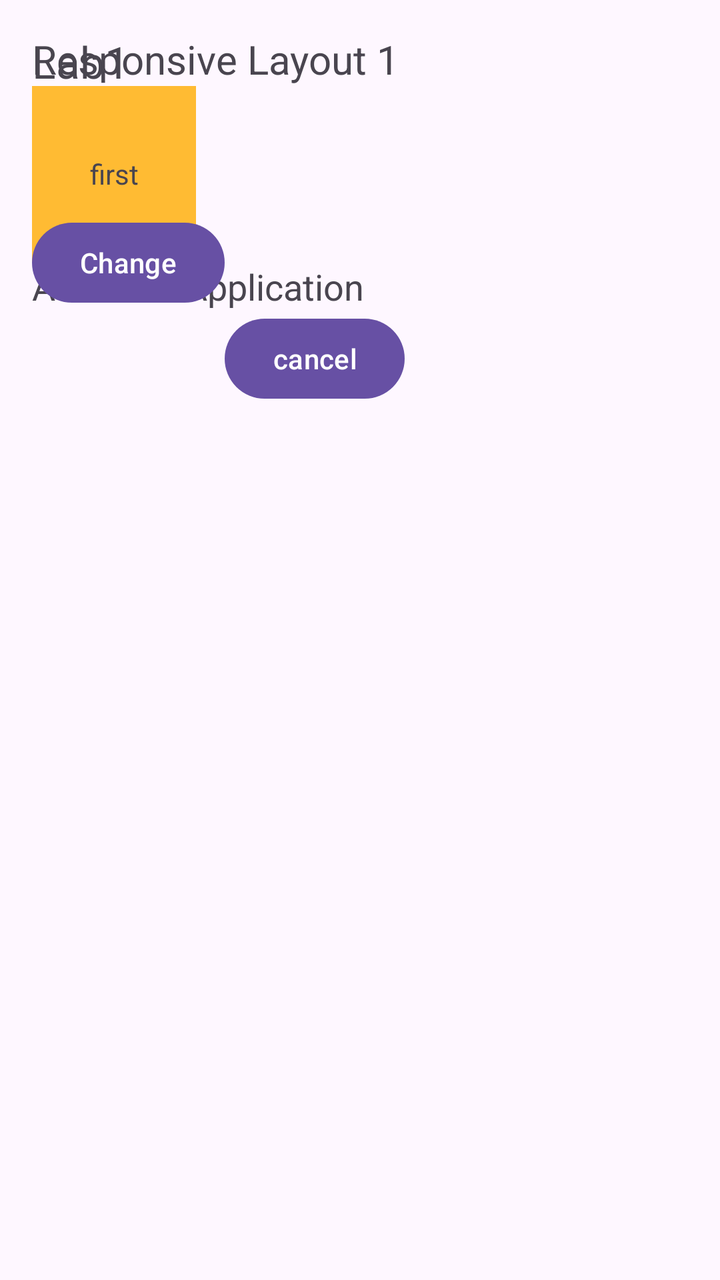
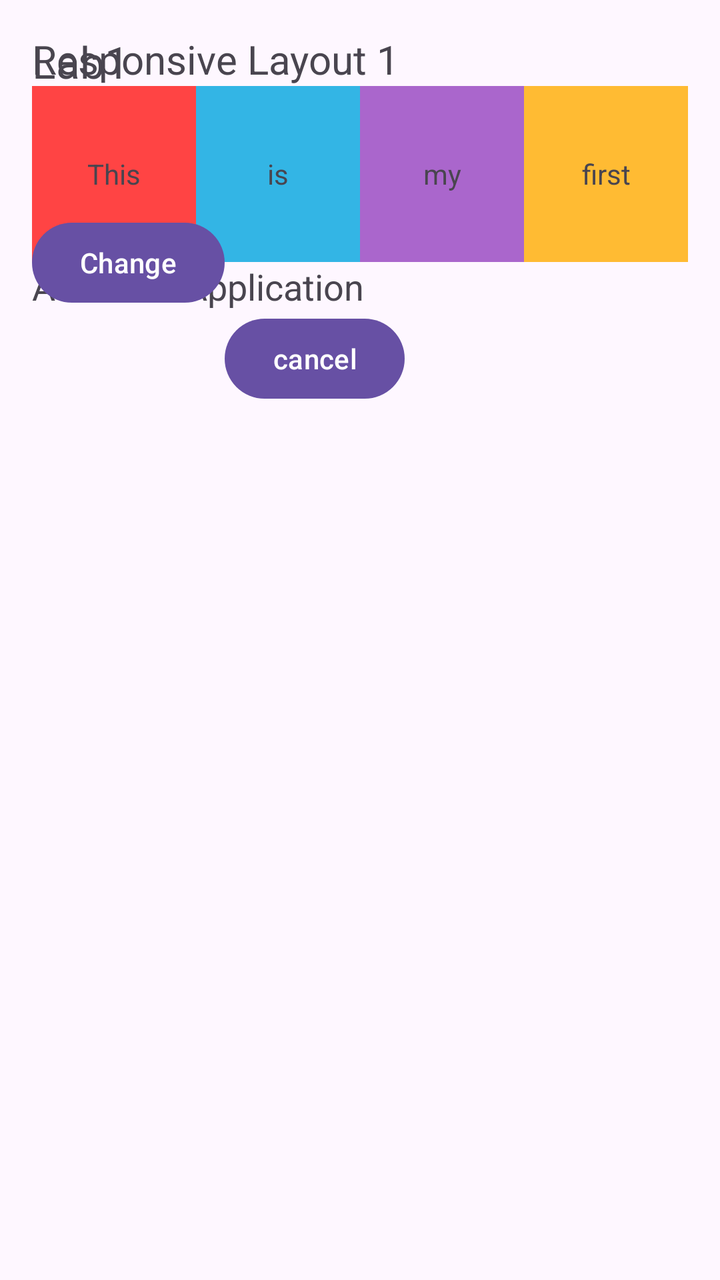

Before-and-after screenshots of an Android layout around one commit, followed by the original layout XML and the change that was made.
<!-- AndroidManifest.xml: application theme Theme.Part2 -->
<!-- res/layout/activity_main.xml -->
<?xml version="1.0" encoding="utf-8"?>
<androidx.constraintlayout.widget.ConstraintLayout
    xmlns:android="http://schemas.android.com/apk/res/android"
    xmlns:app="http://schemas.android.com/apk/res-auto"
    xmlns:tools="http://schemas.android.com/tools"
    android:layout_width="match_parent"
    android:layout_height="match_parent"
    android:padding="16dp"
    tools:context=".MainActivity">

    <TextView
        android:id="@+id/tv_title1"
        android:layout_width="wrap_content"
        android:layout_height="wrap_content"
        android:text="Lab1"
        android:textSize="22sp"
        app:layout_constraintStart_toStartOf="parent"
        app:layout_constraintTop_toTopOf="parent"/>

    <TextView
        android:id="@+id/tv_title2"
        android:layout_width="wrap_content"
        android:layout_height="wrap_content"
        android:text="Responsive Layout 1"
        android:textSize="20sp"
        app:layout_constraintStart_toStartOf="parent"
        app:layout_constraintTop_toTopOf="@id/tv_title1"/>

    <TextView
        android:id="@+id/tv_this"
        android:layout_width="0dp"
        android:layout_height="88dp"
        android:text="This"
        android:gravity="center"
        android:background="#ff4444"
        app:layout_constraintWidth_percent="0.25"
        app:layout_constraintStart_toStartOf="parent"
        app:layout_constraintTop_toBottomOf="@id/tv_title2"/>

    <TextView
        android:id="@+id/tv_is"
        android:layout_width="0dp"
        android:layout_height="88dp"
        android:text="is"
        android:gravity="center"
        android:background="#33b5e5"
        app:layout_constraintWidth_percent="0.25"
        app:layout_constraintStart_toStartOf="@id/tv_this"
        app:layout_constraintTop_toBottomOf="@id/tv_title2"/>

    <TextView
        android:id="@+id/tv_my"
        android:layout_width="0dp"
        android:layout_height="88dp"
        android:text="my"
        android:gravity="center"
        android:background="#aa66cc"
        app:layout_constraintWidth_percent="0.25"
        app:layout_constraintStart_toStartOf="@id/tv_is"
        app:layout_constraintTop_toBottomOf="@id/tv_title2"/>

    <TextView
        android:id="@+id/tv_first"
        android:layout_width="0dp"
        android:layout_height="88dp"
        android:text="first"
        android:gravity="center"
        android:background="#ffbb33"
        app:layout_constraintWidth_percent="0.25"
        app:layout_constraintStart_toStartOf="@id/tv_my"
        app:layout_constraintTop_toBottomOf="@id/tv_title2"/>

    <TextView
        android:id="@+id/tv_app_text"
        android:layout_width="wrap_content"
        android:layout_height="wrap_content"
        android:text="Aandroid Application"
        android:textSize="18sp"
        app:layout_constraintStart_toStartOf="parent"
        app:layout_constraintTop_toBottomOf="@id/tv_this"/>

    <Button
        android:id="@+id/btn_change"
        android:layout_width="wrap_content"
        android:layout_height="wrap_content"
        android:text="Change"
        app:layout_constraintBottom_toBottomOf="@id/tv_app_text"
        app:layout_constraintStart_toStartOf="parent"
        app:layout_constraintMarginTop="32dp"/>

    <Button
        android:id="@+id/btn_cancel"
        android:layout_width="wrap_content"
        android:layout_height="wrap_content"
        android:text="cancel"
        app:layout_constraintStart_toEndOf="@id/btn_change"
        app:layout_constraintTop_toBottomOf="@id/tv_app_text"
        app:layout_constraintMarginTop="32dp"
        app:layout_constraintMarginStart="16dp"/>

</androidx.constraintlayout.widget.ConstraintLayout>
<!-- resources referenced by this layout -->
<resources>
  <style name="Theme.Part2" parent="Base.Theme.Part2" />
  <style name="Base.Theme.Part2" parent="Theme.Material3.DayNight.NoActionBar">
          
          
      </style>
</resources>

<!-- the commit's change to res/layout/activity_main.xml (unified diff, before → after) -->
@@ -45,7 +45,7 @@
         android:gravity="center"
         android:background="#33b5e5"
         app:layout_constraintWidth_percent="0.25"
-        app:layout_constraintStart_toStartOf="@id/tv_this"
+        app:layout_constraintStart_toEndOf="@id/tv_this"
         app:layout_constraintTop_toBottomOf="@id/tv_title2"/>
 
     <TextView
@@ -56,7 +56,7 @@
         android:gravity="center"
         android:background="#aa66cc"
         app:layout_constraintWidth_percent="0.25"
-        app:layout_constraintStart_toStartOf="@id/tv_is"
+        app:layout_constraintStart_toEndOf="@id/tv_is"
         app:layout_constraintTop_toBottomOf="@id/tv_title2"/>
 
     <TextView
@@ -67,7 +67,7 @@
         android:gravity="center"
         android:background="#ffbb33"
         app:layout_constraintWidth_percent="0.25"
-        app:layout_constraintStart_toStartOf="@id/tv_my"
+        app:layout_constraintStart_toEndOf="@id/tv_my"
         app:layout_constraintTop_toBottomOf="@id/tv_title2"/>
 
     <TextView
